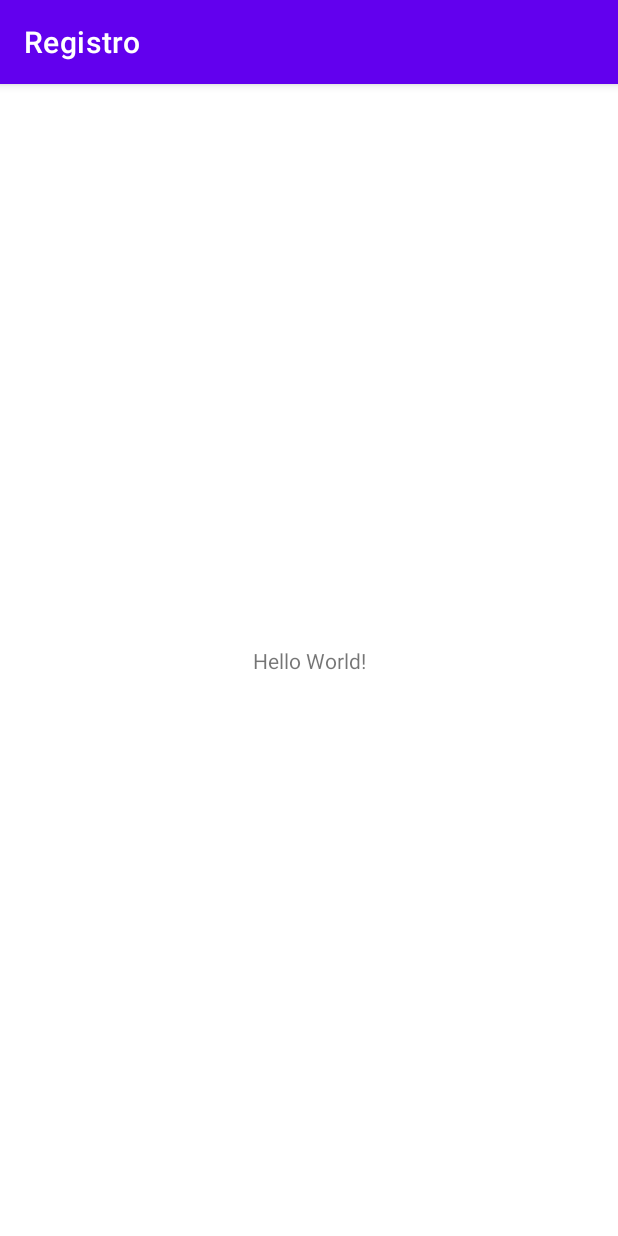
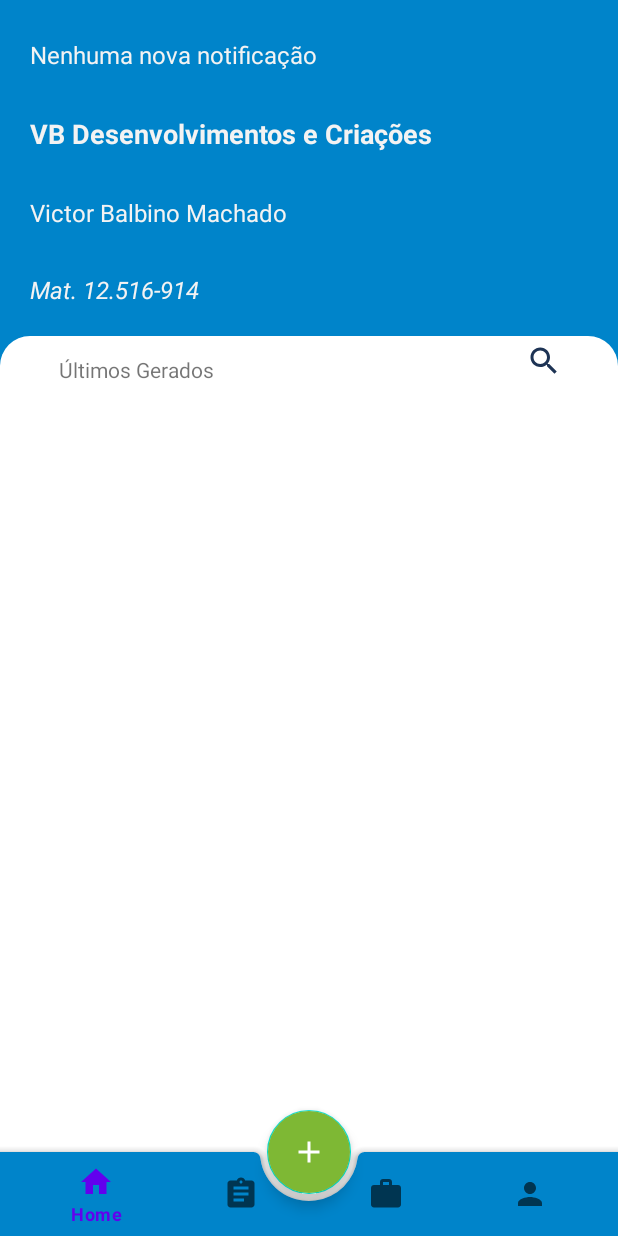
Before and after one commit to vbmachado123/registro-v3, an Android app: the screen it shows after launch (MainActivity before the commit, HomeActivity after it), on a phone screen of 412 x 824 dp. Run offline under Robolectric (Android 15) with nearby library versions, the phone set to English and light mode, and no system bars.

Commit message:
Criando interface da HOME

```diff
--- a/app/build.gradle
+++ b/app/build.gradle
@@ -36,4 +36,7 @@ dependencies {
     testImplementation 'junit:junit:4.+'
     androidTestImplementation 'androidx.test.ext:junit:1.1.1'
     androidTestImplementation 'androidx.test.espresso:espresso-core:3.2.0'
+
+    //Material Design
+    implementation 'com.google.android.material:material:1.3.0-alpha04'
 }
--- a/app/src/main/AndroidManifest.xml
+++ b/app/src/main/AndroidManifest.xml
@@ -9,8 +9,8 @@
         android:roundIcon="@mipmap/ic_launcher_round"
         android:supportsRtl="true"
         android:theme="@style/Theme.Registro">
-        <activity android:name=".telas.HomeActivity"></activity>
-        <activity android:name=".telas.MainActivity">
+        <activity android:name=".telas.MainActivity"></activity>
+        <activity android:name=".telas.HomeActivity">
             <intent-filter>
                 <action android:name="android.intent.action.MAIN" />
 
--- a/app/src/main/java/br/com/registro/telas/HomeActivity.java
+++ b/app/src/main/java/br/com/registro/telas/HomeActivity.java
@@ -3,14 +3,26 @@ package br.com.registro.telas;
 import androidx.appcompat.app.AppCompatActivity;
 
 import android.os.Bundle;
+import android.view.Window;
+import android.view.WindowManager;
+
+import com.google.android.material.bottomnavigation.BottomNavigationView;
 
 import br.com.registro.R;
 
 public class HomeActivity extends AppCompatActivity {
 
+    private BottomNavigationView bnv;
+
     @Override
     protected void onCreate(Bundle savedInstanceState) {
         super.onCreate(savedInstanceState);
         setContentView(R.layout.activity_home);
+
+        getWindow().setFlags(WindowManager.LayoutParams.FLAG_FULLSCREEN,
+        WindowManager.LayoutParams.FLAG_FULLSCREEN);
+        bnv = (BottomNavigationView) findViewById(R.id.bottomNavigationView);
+        bnv.setBackground(null);
+
     }
 }
--- /dev/null
+++ b/app/src/main/res/drawable/ic_add.xml
@@ -0,0 +1,5 @@
+<vector android:height="24dp" android:tint="#FFFFFF"
+    android:viewportHeight="24" android:viewportWidth="24"
+    android:width="24dp" xmlns:android="http://schemas.android.com/apk/res/android">
+    <path android:fillColor="@android:color/white" android:pathData="M19,13h-6v6h-2v-6H5v-2h6V5h2v6h6v2z"/>
+</vector>
--- /dev/null
+++ b/app/src/main/res/drawable/ic_form.xml
@@ -0,0 +1,5 @@
+<vector android:height="24dp" android:tint="#FFFFFF"
+    android:viewportHeight="24" android:viewportWidth="24"
+    android:width="24dp" xmlns:android="http://schemas.android.com/apk/res/android">
+    <path android:fillColor="@android:color/white" android:pathData="M19,3h-4.18C14.4,1.84 13.3,1 12,1c-1.3,0 -2.4,0.84 -2.82,2L5,3c-1.1,0 -2,0.9 -2,2v14c0,1.1 0.9,2 2,2h14c1.1,0 2,-0.9 2,-2L21,5c0,-1.1 -0.9,-2 -2,-2zM12,3c0.55,0 1,0.45 1,1s-0.45,1 -1,1 -1,-0.45 -1,-1 0.45,-1 1,-1zM14,17L7,17v-2h7v2zM17,13L7,13v-2h10v2zM17,9L7,9L7,7h10v2z"/>
+</vector>
--- /dev/null
+++ b/app/src/main/res/drawable/ic_home.xml
@@ -0,0 +1,5 @@
+<vector android:height="24dp" android:tint="#FFFFFF"
+    android:viewportHeight="24" android:viewportWidth="24"
+    android:width="24dp" xmlns:android="http://schemas.android.com/apk/res/android">
+    <path android:fillColor="@android:color/white" android:pathData="M10,20v-6h4v6h5v-8h3L12,3 2,12h3v8z"/>
+</vector>
--- /dev/null
+++ b/app/src/main/res/drawable/ic_person.xml
@@ -0,0 +1,5 @@
+<vector android:height="24dp" android:tint="#FFFFFF"
+    android:viewportHeight="24" android:viewportWidth="24"
+    android:width="24dp" xmlns:android="http://schemas.android.com/apk/res/android">
+    <path android:fillColor="@android:color/white" android:pathData="M12,12c2.21,0 4,-1.79 4,-4s-1.79,-4 -4,-4 -4,1.79 -4,4 1.79,4 4,4zM12,14c-2.67,0 -8,1.34 -8,4v2h16v-2c0,-2.66 -5.33,-4 -8,-4z"/>
+</vector>
--- /dev/null
+++ b/app/src/main/res/drawable/ic_search.xml
@@ -0,0 +1,5 @@
+<vector android:height="24dp" android:tint="@color/dark_blue"
+    android:viewportHeight="24" android:viewportWidth="24"
+    android:width="24dp" xmlns:android="http://schemas.android.com/apk/res/android">
+    <path android:fillColor="@color/dark_blue" android:pathData="M15.5,14h-0.79l-0.28,-0.27C15.41,12.59 16,11.11 16,9.5 16,5.91 13.09,3 9.5,3S3,5.91 3,9.5 5.91,16 9.5,16c1.61,0 3.09,-0.59 4.23,-1.57l0.27,0.28v0.79l5,4.99L20.49,19l-4.99,-5zM9.5,14C7.01,14 5,11.99 5,9.5S7.01,5 9.5,5 14,7.01 14,9.5 11.99,14 9.5,14z"/>
+</vector>
--- /dev/null
+++ b/app/src/main/res/drawable/ic_work.xml
@@ -0,0 +1,5 @@
+<vector android:height="24dp" android:tint="#FFFFFF"
+    android:viewportHeight="24" android:viewportWidth="24"
+    android:width="24dp" xmlns:android="http://schemas.android.com/apk/res/android">
+    <path android:fillColor="@android:color/white" android:pathData="M20,6h-4L16,4c0,-1.11 -0.89,-2 -2,-2h-4c-1.11,0 -2,0.89 -2,2v2L4,6c-1.11,0 -1.99,0.89 -1.99,2L2,19c0,1.11 0.89,2 2,2h16c1.11,0 2,-0.89 2,-2L22,8c0,-1.11 -0.89,-2 -2,-2zM14,6h-4L10,4h4v2z"/>
+</vector>
--- /dev/null
+++ b/app/src/main/res/drawable/shape.xml
@@ -0,0 +1,21 @@
+<shape
+    xmlns:android="http://schemas.android.com/apk/res/android"
+    android:shape="rectangle"   >
+
+    <solid
+        android:color="#FFFFFF" >
+    </solid>
+
+    <padding
+        android:left="5dp"
+        android:top="5dp"
+        android:right="5dp"
+        android:bottom="5dp" >
+    </padding>
+
+    <corners
+        android:topLeftRadius="20dp"
+        android:topRightRadius="20dp">
+    </corners>
+
+</shape>
--- a/app/src/main/res/layout/activity_home.xml
+++ b/app/src/main/res/layout/activity_home.xml
@@ -1,9 +1,129 @@
 <?xml version="1.0" encoding="utf-8"?>
-<androidx.constraintlayout.widget.ConstraintLayout xmlns:android="http://schemas.android.com/apk/res/android"
+<RelativeLayout xmlns:android="http://schemas.android.com/apk/res/android"
     xmlns:app="http://schemas.android.com/apk/res-auto"
     xmlns:tools="http://schemas.android.com/tools"
     android:layout_width="match_parent"
+    android:background="@color/bgcolorblue"
     android:layout_height="match_parent"
     tools:context=".telas.HomeActivity">
 
-</androidx.constraintlayout.widget.ConstraintLayout>
+    <LinearLayout
+        android:orientation="vertical"
+        android:layout_width="match_parent"
+        android:layout_height="match_parent">
+        <LinearLayout
+            android:padding="8dp"
+            android:orientation="vertical"
+            android:layout_width="match_parent"
+            android:layout_height="wrap_content">
+            <TextView
+                android:padding="18px"
+                android:layout_marginTop="8px"
+                android:textSize="16sp"
+                android:textColor="@color/bgcolor"
+                android:layout_width="match_parent"
+                android:text="Nenhuma nova notificação"
+                android:layout_height="wrap_content"/>
+
+            <TextView
+                android:padding="18px"
+                android:layout_marginTop="8px"
+                android:textSize="18sp"
+                android:textColor="@color/bgcolor"
+                android:layout_width="match_parent"
+                android:textStyle="bold"
+                android:text="VB Desenvolvimentos e Criações"
+                android:layout_height="wrap_content"/>
+
+            <TextView
+                android:padding="18px"
+                android:layout_marginTop="8px"
+                android:textSize="16sp"
+                android:textColor="@color/bgcolor"
+                android:layout_width="match_parent"
+                android:text="Victor Balbino Machado"
+                android:layout_height="wrap_content"/>
+
+            <TextView
+                android:padding="18px"
+                android:layout_marginTop="8px"
+                android:textSize="16sp"
+                android:textStyle="italic"
+                android:textColor="@color/bgcolor"
+                android:layout_width="match_parent"
+                android:text="Mat. 12.516-914"
+                android:layout_height="wrap_content"/>
+        </LinearLayout>
+
+        <LinearLayout
+            android:background="@drawable/shape"
+            android:orientation="vertical"
+            android:layout_width="match_parent"
+            android:layout_height="800dp">
+
+            <TableRow
+                android:orientation="horizontal"
+                android:gravity="center"
+                android:layout_width="match_parent"
+                android:layout_height="wrap_content"
+                android:layout_marginRight="6dp">
+
+                <TextView
+                    android:padding="8dp"
+                    android:text="@string/txt_lista_home"
+                    android:layout_width="wrap_content"
+                    android:layout_height="wrap_content"
+                    android:layout_marginRight="200dp"/>
+
+                <ImageButton
+                    android:foregroundGravity="center"
+                    android:background="@android:color/transparent"
+                    android:layout_gravity="end"
+                    android:layout_height="wrap_content"
+                    android:layout_width="wrap_content"
+                    android:src="@drawable/ic_search"/>
+            </TableRow>
+
+
+        </LinearLayout>
+    </LinearLayout>
+
+
+<androidx.coordinatorlayout.widget.CoordinatorLayout
+    android:layout_width="match_parent"
+    android:layout_height="match_parent">
+
+    <com.google.android.material.bottomappbar.BottomAppBar
+    android:id="@+id/bottomBar"
+    android:layout_width="match_parent"
+    android:layout_height="wrap_content"
+    android:layout_gravity="bottom"
+    app:fabAlignmentMode="center"
+    app:fabAnimationMode="scale"
+    android:backgroundTint="@color/bgcolorblue"
+    app:fabCradleRoundedCornerRadius="5dp">
+
+        <com.google.android.material.bottomnavigation.BottomNavigationView
+            android:background="@android:color/transparent"
+            style="@style/Theme.MaterialComponents.DayNight"
+            android:id="@+id/bottomNavigationView"
+            android:layout_marginRight="16px"
+            android:layout_marginEnd="16px"
+            android:layout_width="match_parent"
+            android:layout_height="match_parent"
+            app:menu="@menu/app_bar_menu"/>
+    </com.google.android.material.bottomappbar.BottomAppBar>
+
+    <com.google.android.material.floatingactionbutton.FloatingActionButton
+        android:id="@+id/fab_add"
+        android:layout_width="wrap_content"
+        android:layout_height="wrap_content"
+        android:src="@drawable/ic_add"
+        android:backgroundTint="@color/green01"
+        android:tint="@color/white"
+        app:tint="@color/white"
+        app:layout_anchor="@id/bottomBar"/>
+
+</androidx.coordinatorlayout.widget.CoordinatorLayout>
+
+</RelativeLayout>
--- a/app/src/main/res/layout/activity_main.xml
+++ b/app/src/main/res/layout/activity_main.xml
@@ -4,15 +4,4 @@
     xmlns:tools="http://schemas.android.com/tools"
     android:layout_width="match_parent"
     android:layout_height="match_parent"
-    tools:context=".telas.MainActivity">
-
-    <TextView
-        android:layout_width="wrap_content"
-        android:layout_height="wrap_content"
-        android:text="Hello World!"
-        app:layout_constraintBottom_toBottomOf="parent"
-        app:layout_constraintLeft_toLeftOf="parent"
-        app:layout_constraintRight_toRightOf="parent"
-        app:layout_constraintTop_toTopOf="parent" />
-
-</androidx.constraintlayout.widget.ConstraintLayout>
+    tools:context=".telas.MainActivity"/>
--- /dev/null
+++ b/app/src/main/res/menu/app_bar_menu.xml
@@ -0,0 +1,17 @@
+<?xml version="1.0" encoding="utf-8"?>
+<menu xmlns:android="http://schemas.android.com/apk/res/android"
+    xmlns:app="http://schemas.android.com/apk/res-auto">
+
+        <item android:id="@+id/home"
+            android:title="Home"
+            android:icon="@drawable/ic_home"/>
+        <item android:id="@+id/form"
+            android:title="Formulário"
+            android:icon="@drawable/ic_form"/>
+        <item android:id="@+id/work"
+            android:title="Serviço"
+            android:icon="@drawable/ic_work" />
+        <item android:id="@+id/profile"
+            android:title="Perfil"
+            android:icon="@drawable/ic_person" />
+</menu>
--- a/app/src/main/res/values-night/themes.xml
+++ /dev/null
@@ -1,16 +0,0 @@
-<resources xmlns:tools="http://schemas.android.com/tools">
-    <!-- Base application theme. -->
-    <style name="Theme.Registro" parent="Theme.MaterialComponents.DayNight.DarkActionBar">
-        <!-- Primary brand color. -->
-        <item name="colorPrimary">@color/purple_200</item>
-        <item name="colorPrimaryVariant">@color/purple_700</item>
-        <item name="colorOnPrimary">@color/black</item>
-        <!-- Secondary brand color. -->
-        <item name="colorSecondary">@color/teal_200</item>
-        <item name="colorSecondaryVariant">@color/teal_200</item>
-        <item name="colorOnSecondary">@color/black</item>
-        <!-- Status bar color. -->
-        <item name="android:statusBarColor" tools:targetApi="l">?attr/colorPrimaryVariant</item>
-        <!-- Customize your theme here. -->
-    </style>
-</resources>
--- a/app/src/main/res/values/colors.xml
+++ b/app/src/main/res/values/colors.xml
@@ -4,7 +4,12 @@
     <color name="purple_500">#FF6200EE</color>
     <color name="purple_700">#FF3700B3</color>
     <color name="teal_200">#FF03DAC5</color>
+    <color name="green01">#7EB834</color>
     <color name="teal_700">#FF018786</color>
     <color name="black">#FF000000</color>
     <color name="white">#FFFFFFFF</color>
+    <color name="bgcolor">#F3F3F3</color>
+    <color name="bgcolorblue">#0084CA</color>
+    <color name="dark_blue">#1D3354</color>
+
 </resources>
--- a/app/src/main/res/values/strings.xml
+++ b/app/src/main/res/values/strings.xml
@@ -1,3 +1,4 @@
 <resources>
-    <string name="app_name">Registro</string>
+    <string name="app_name">registro</string>
+    <string name="txt_lista_home">Últimos Gerados</string>
 </resources>
--- a/app/src/main/res/values/themes.xml
+++ b/app/src/main/res/values/themes.xml
@@ -1,6 +1,6 @@
 <resources xmlns:tools="http://schemas.android.com/tools">
     <!-- Base application theme. -->
-    <style name="Theme.Registro" parent="Theme.MaterialComponents.DayNight.DarkActionBar">
+    <style name="Theme.Registro" parent="Theme.MaterialComponents.Light.NoActionBar">
         <!-- Primary brand color. -->
         <item name="colorPrimary">@color/purple_500</item>
         <item name="colorPrimaryVariant">@color/purple_700</item>
@@ -13,4 +13,5 @@
         <item name="android:statusBarColor" tools:targetApi="l">?attr/colorPrimaryVariant</item>
         <!-- Customize your theme here. -->
     </style>
+
 </resources>
--- a/build.gradle
+++ b/build.gradle
@@ -5,7 +5,7 @@ buildscript {
         jcenter()
     }
     dependencies {
-        classpath "com.android.tools.build:gradle:4.1.0"
+        classpath 'com.android.tools.build:gradle:4.1.1'
 
         // NOTE: Do not place your application dependencies here; they belong
         // in the individual module build.gradle files
```
Also changed, not shown: gradle/wrapper/gradle-wrapper.properties.
